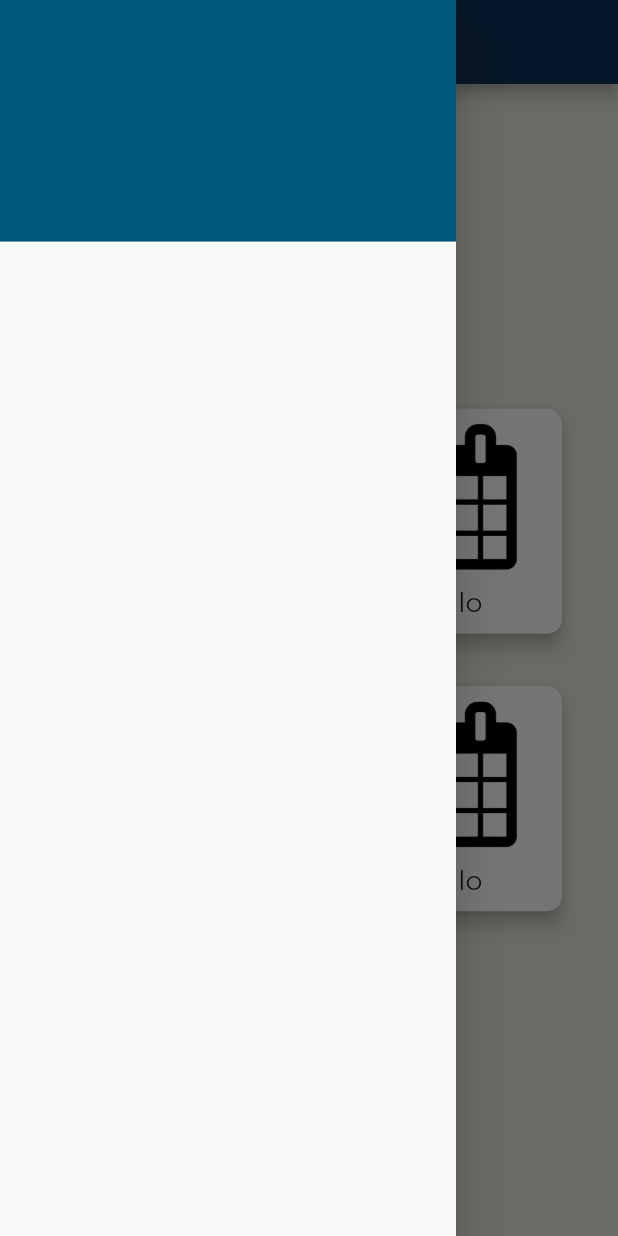
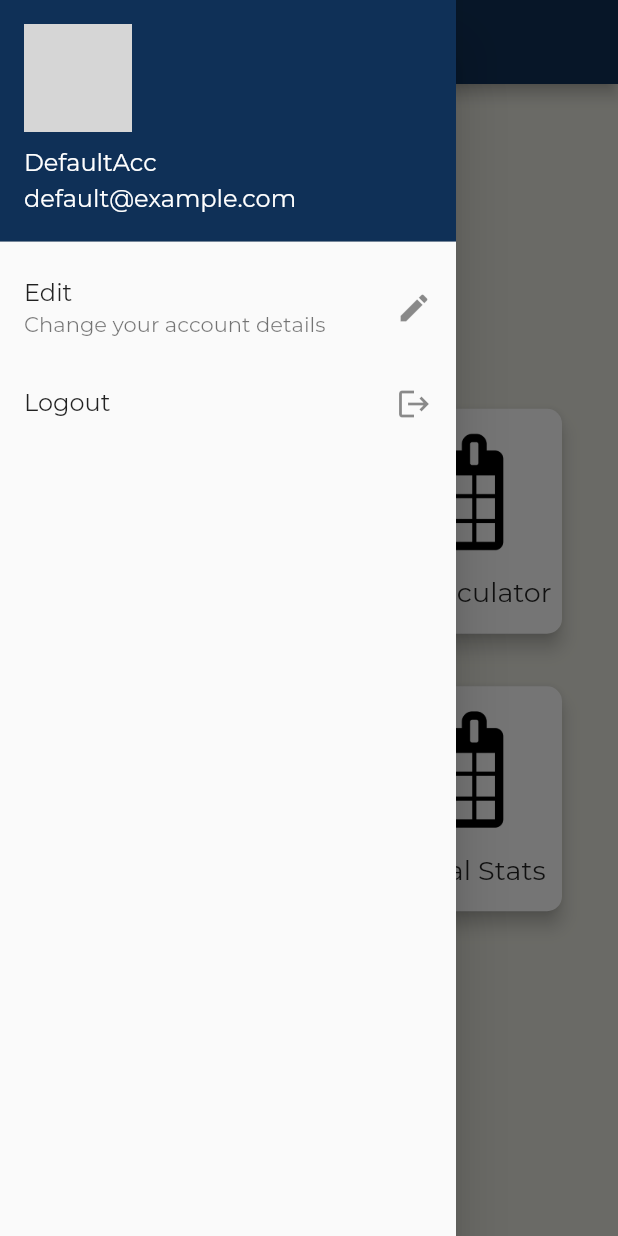
Before and after one commit to barun1607/B4Fitness, a Flutter app: the screen it shows after launch, with the side drawer open, on a phone screen of 412 x 824 dp. Run offline on Flutter 3.47's test engine with Material 2 defaults, Android fonts, the phone set to English and light mode, and no system bars; our stand-ins replace flutter_icons, hexcolor; grey boxes are pictures that could not be loaded.

Commit message:
Edited the drawer component

```diff
--- a/lib/pages/home.dart
+++ b/lib/pages/home.dart
@@ -16,8 +16,8 @@ class Home  extends StatelessWidget {
           Row(
             mainAxisAlignment: MainAxisAlignment.spaceEvenly,
             children: [
-              NavButton("hello", "assets/images/1200px-Calendar_font_awesome.svg.png"),
-              NavButton("hello", "assets/images/1200px-Calendar_font_awesome.svg.png"),
+              NavButton("BMI Calculator ", "assets/images/1200px-Calendar_font_awesome.svg.png"),
+              NavButton("BF% Calculator", "assets/images/1200px-Calendar_font_awesome.svg.png"),
             ],
           ),
           SizedBox(
@@ -26,8 +26,8 @@ class Home  extends StatelessWidget {
           Row(
             mainAxisAlignment: MainAxisAlignment.spaceEvenly,
             children: [
-              NavButton("hello", "assets/images/1200px-Calendar_font_awesome.svg.png"),
-              NavButton("hello", "assets/images/1200px-Calendar_font_awesome.svg.png"),
+              NavButton("Weight Tracker", "assets/images/1200px-Calendar_font_awesome.svg.png"),
+              NavButton("Personal Stats", "assets/images/1200px-Calendar_font_awesome.svg.png"),
             ],
           ),
         ],
--- a/lib/styles/styles.dart
+++ b/lib/styles/styles.dart
@@ -15,6 +15,12 @@ AppBarTheme barTheme = AppBarTheme(
   color: navColor,
 );
 
+TextStyle defaultTextStyle = TextStyle(
+  fontFamily: "Montserrat",
+  fontWeight: FontWeight.normal,
+  fontSize: 16,
+);
+
 TextTheme defaultText = TextTheme(
   button: TextStyle(
     fontFamily: "Montserrat",
--- a/lib/widgets/MyDrawer.dart
+++ b/lib/widgets/MyDrawer.dart
@@ -7,6 +7,9 @@ class MyDrawer extends StatefulWidget {
 }
 
 class _MyDrawerState extends State<MyDrawer> {
+  String _accName = "DefaultAcc";
+  String _email = "default@example.com";
+
   @override
   Widget build(BuildContext context) {
     return Drawer(
@@ -14,11 +17,43 @@ class _MyDrawerState extends State<MyDrawer> {
         padding: EdgeInsets.all(0),
         children: [
           UserAccountsDrawerHeader(
+            currentAccountPicture: CircleAvatar(
+              backgroundImage: AssetImage("image.jpg"),
+            ),
             decoration: BoxDecoration(
-              color: bgColorSec,
+              color: navColor,
             ),
-
+            accountName: Text(
+              _accName,
+              style: defaultTextStyle,
+            ),
+            accountEmail: Text(
+              _email,
+              style: defaultTextStyle,
+            ),
           ),
+          ListTile(
+            onTap: (){},
+            title: Text(
+              "Edit",
+               style: defaultTextStyle,
+            ),
+            subtitle: Text(
+              "Change your account details",
+              style: TextStyle(
+                fontFamily: "Montserrat",
+              ),
+            ),
+            trailing: Icon(Icons.edit),
+          ),
+          ListTile(
+            onTap: (){},
+            title: Text(
+              "Logout",
+              style: defaultTextStyle,
+            ),
+            trailing: Icon(Icons.logout),
+          )
         ],
       ),
     );
--- a/lib/widgets/NavButton.dart
+++ b/lib/widgets/NavButton.dart
@@ -22,16 +22,10 @@ class NavButton extends StatelessWidget {
           children: [
             SizedBox(
               child: Image.asset(_imgUrl),
-              height: 100,
-              width: 100,
+              height: 80,
+              width: 80,
             ),
-            Text(
-              _btnName,
-              // style: TextStyle(
-              //   fontFamily: "Montserrat",
-              //   fontSize: 26,
-              // ),
-            ),
+            Text(_btnName),
           ],
         ),
         color: Colors.white,
```
Also changed, not shown: 4 other files.
